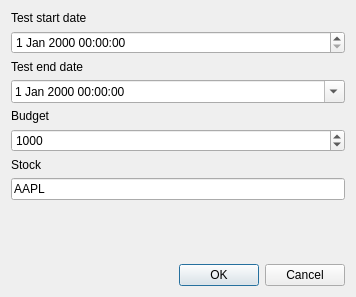
The window that UI/Qt/source/BacktestDialog.ui (Flakky/PyFlakTrade) describes before a commit, drawn with Qt 5.
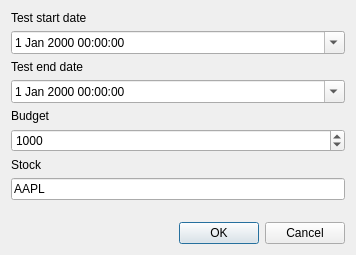
The same window after the commit.

The edit to the form file:
```diff
--- a/UI/Qt/source/BacktestDialog.ui
+++ b/UI/Qt/source/BacktestDialog.ui
@@ -7,7 +7,7 @@
     <x>0</x>
     <y>0</y>
     <width>356</width>
-    <height>297</height>
+    <height>255</height>
    </rect>
   </property>
   <property name="windowTitle">
@@ -22,7 +22,11 @@
     </widget>
    </item>
    <item>
-    <widget class="QDateTimeEdit" name="dateTimeEdit_Start"/>
+    <widget class="QDateTimeEdit" name="dateTimeEdit_Start">
+     <property name="calendarPopup">
+      <bool>true</bool>
+     </property>
+    </widget>
    </item>
    <item>
     <widget class="QLabel" name="label_2">
```
